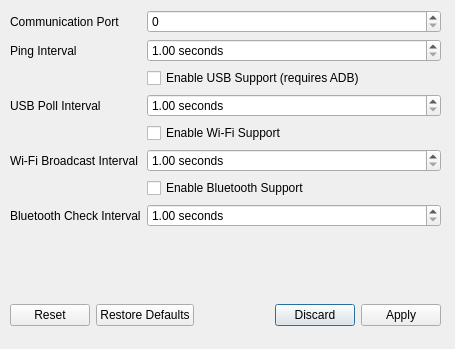
Old version of the form src/ui/SettingsNetwork/settingsnetwork.ui in the repository GrzybDev/OpenMicServer.
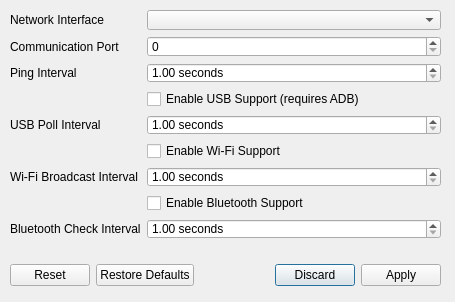
New version of the form.

Commit message: Added network interface setting

What changed in the file:
```diff
--- a/src/ui/SettingsNetwork/settingsnetwork.ui
+++ b/src/ui/SettingsNetwork/settingsnetwork.ui
@@ -7,19 +7,19 @@
     <x>0</x>
     <y>0</y>
     <width>455</width>
-    <height>349</height>
+    <height>302</height>
    </rect>
   </property>
   <property name="minimumSize">
    <size>
     <width>455</width>
-    <height>349</height>
+    <height>302</height>
    </size>
   </property>
   <property name="maximumSize">
    <size>
     <width>455</width>
-    <height>349</height>
+    <height>302</height>
    </size>
   </property>
   <property name="windowTitle">
@@ -29,7 +29,7 @@
    <property name="geometry">
     <rect>
      <x>10</x>
-     <y>300</y>
+     <y>260</y>
      <width>431</width>
      <height>31</height>
     </rect>
@@ -47,49 +47,49 @@
      <x>10</x>
      <y>10</y>
      <width>431</width>
-     <height>271</height>
+     <height>231</height>
     </rect>
    </property>
    <layout class="QFormLayout" name="formLayout">
-    <item row="0" column="0">
+    <item row="1" column="0">
      <widget class="QLabel" name="communicationPortLbl">
       <property name="text">
        <string>Communication Port</string>
       </property>
      </widget>
     </item>
-    <item row="0" column="1">
+    <item row="1" column="1">
      <widget class="QSpinBox" name="communicationPort"/>
     </item>
-    <item row="2" column="1">
+    <item row="3" column="1">
      <widget class="QCheckBox" name="usbSupport">
       <property name="text">
        <string>Enable USB Support (requires ADB)</string>
       </property>
      </widget>
     </item>
-    <item row="4" column="1">
+    <item row="5" column="1">
      <widget class="QCheckBox" name="wifiSupport">
       <property name="text">
        <string>Enable Wi-Fi Support</string>
       </property>
      </widget>
     </item>
-    <item row="6" column="1">
+    <item row="7" column="1">
      <widget class="QCheckBox" name="btSupport">
       <property name="text">
        <string>Enable Bluetooth Support</string>
       </property>
      </widget>
     </item>
-    <item row="3" column="0">
+    <item row="4" column="0">
      <widget class="QLabel" name="usbPollLbl">
       <property name="text">
        <string>USB Poll Interval</string>
       </property>
      </widget>
     </item>
-    <item row="3" column="1">
+    <item row="4" column="1">
      <widget class="QDoubleSpinBox" name="usbPoll">
       <property name="suffix">
        <string> seconds</string>
@@ -99,14 +99,14 @@
       </property>
      </widget>
     </item>
-    <item row="5" column="0">
+    <item row="6" column="0">
      <widget class="QLabel" name="wifiBroadcastLbl">
       <property name="text">
        <string>Wi-Fi Broadcast Interval</string>
       </property>
      </widget>
     </item>
-    <item row="5" column="1">
+    <item row="6" column="1">
      <widget class="QDoubleSpinBox" name="wifiBroadcast">
       <property name="suffix">
        <string> seconds</string>
@@ -116,7 +116,7 @@
       </property>
      </widget>
     </item>
-    <item row="7" column="1">
+    <item row="8" column="1">
      <widget class="QDoubleSpinBox" name="btCheck">
       <property name="suffix">
        <string> seconds</string>
@@ -126,21 +126,21 @@
       </property>
      </widget>
     </item>
-    <item row="7" column="0">
+    <item row="8" column="0">
      <widget class="QLabel" name="btCheckLbl">
       <property name="text">
        <string>Bluetooth Check Interval</string>
       </property>
      </widget>
     </item>
-    <item row="1" column="0">
+    <item row="2" column="0">
      <widget class="QLabel" name="pingIntervalLbl">
       <property name="text">
        <string>Ping Interval</string>
       </property>
      </widget>
     </item>
-    <item row="1" column="1">
+    <item row="2" column="1">
      <widget class="QDoubleSpinBox" name="pingInterval">
       <property name="suffix">
        <string> seconds</string>
@@ -150,6 +150,16 @@
       </property>
      </widget>
     </item>
+    <item row="0" column="0">
+     <widget class="QLabel" name="netIfaceLbl">
+      <property name="text">
+       <string>Network Interface</string>
+      </property>
+     </widget>
+    </item>
+    <item row="0" column="1">
+     <widget class="QComboBox" name="netIface"/>
+    </item>
    </layout>
   </widget>
  </widget>
```
The commit also changes 2 other files.
